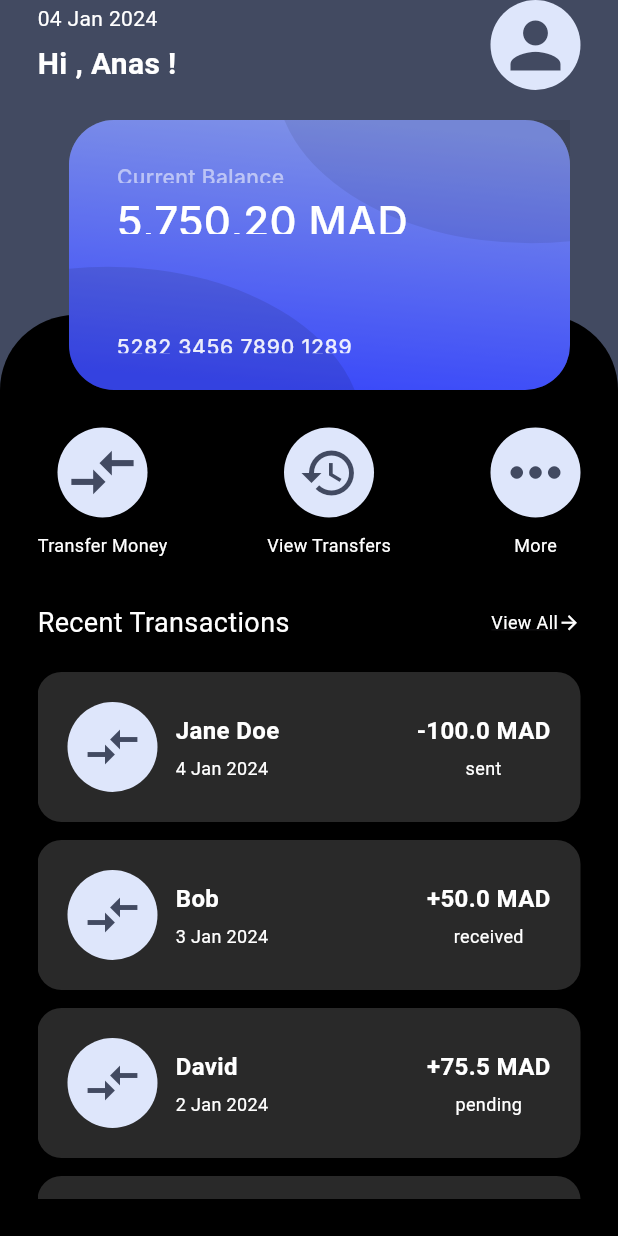
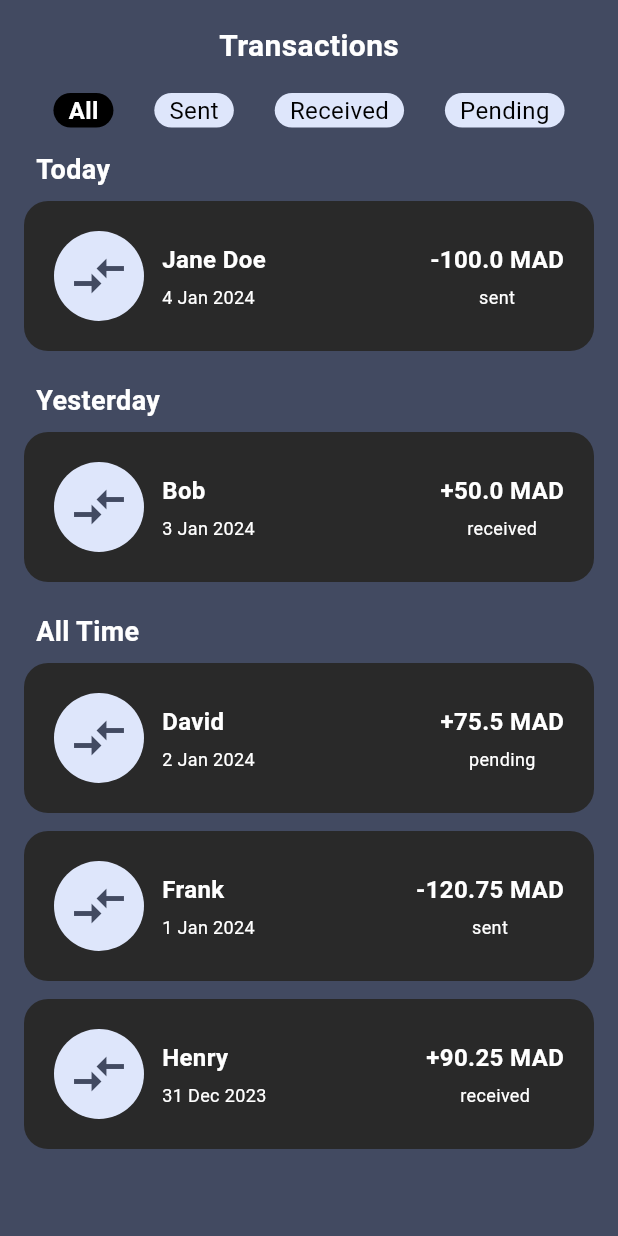
Before and after one commit to Anas-Aneddame/M-Wallet-Transfert-National, a Flutter app: the screen it shows after launch, after a tap on the "history" icon, on a phone screen of 412 x 824 dp. Run offline on Flutter 3.47's test engine with Material 3 defaults, Android fonts, the phone set to English and light mode, and no system bars; our stand-ins replace curved_navigation_bar; Roboto replaces fonts that are missing (Inter).

Commit message:
add transactions page

```diff
--- /dev/null
+++ b/m_wallet_transfertnational/lib/screens/TransactionsPage.dart
@@ -0,0 +1,224 @@
+import 'package:flutter/material.dart';
+import 'package:m_wallet_transfertnational/classes/transaction.dart';
+import 'package:m_wallet_transfertnational/widgets/transactionTile.dart';
+
+class TransactionsPage extends StatefulWidget {
+  const TransactionsPage({super.key});
+
+  @override
+  State<TransactionsPage> createState() => _TransactionsPageState();
+}
+
+class _TransactionsPageState extends State<TransactionsPage> {
+  String selectedFilter = 'All';
+  DateTime now = DateTime.now();
+
+  List<Transaction> transactions = [
+    Transaction(
+      senderName: 'John Doe',
+      receiverName: 'Jane Doe',
+      date: DateTime.now(),
+      status: 'sent',
+      amount: 100.00,
+    ),
+    Transaction(
+      senderName: 'Alice',
+      receiverName: 'Bob',
+      date: DateTime.now().subtract(Duration(days: 1)),
+      status: 'received',
+      amount: 50.00,
+    ),
+    Transaction(
+      senderName: 'Charlie',
+      receiverName: 'David',
+      date: DateTime.now().subtract(Duration(days: 2)),
+      status: 'pending',
+      amount: 75.50,
+    ),
+    Transaction(
+      senderName: 'Eve',
+      receiverName: 'Frank',
+      date: DateTime.now().subtract(Duration(days: 3)),
+      status: 'sent',
+      amount: 120.75,
+    ),
+    Transaction(
+      senderName: 'Grace',
+      receiverName: 'Henry',
+      date: DateTime.now().subtract(Duration(days: 4)),
+      status: 'received',
+      amount: 90.25,
+    ),
+  ];
+
+  List<Transaction> filterTransactions(String filter) {
+    switch (filter) {
+      case 'All':
+        return transactions;
+      case 'Sent':
+        return transactions.where((t) => t.status == 'sent').toList();
+      case 'Received':
+        return transactions.where((t) => t.status == 'received').toList();
+      case 'Pending':
+        return transactions.where((t) => t.status == 'pending').toList();
+      default:
+        return [];
+    }
+  }
+
+  List<Transaction> filterByDate(
+      List<Transaction> transactions, DateTime date) {
+    return transactions.where((t) => t.date.day == date.day).toList();
+  }
+
+  List<Transaction> groupTransactionsByDate() {
+    DateTime now = DateTime.now();
+    List<Transaction> todayTransactions = filterTransactions(selectedFilter)
+        .where((t) => t.date.day == now.day)
+        .toList();
+    List<Transaction> yesterdayTransactions = filterTransactions(selectedFilter)
+        .where((t) => t.date.day == now.subtract(Duration(days: 1)).day)
+        .toList();
+    List<Transaction> allTimeTransactions = filterTransactions(selectedFilter);
+    List<Transaction> filteredAllTime = allTimeTransactions
+        .where((t) =>
+            t.date.day != now.day &&
+            t.date.day != now.subtract(Duration(days: 1)).day)
+        .toList();
+
+    return [
+      if (selectedFilter == 'All') ...filteredAllTime,
+      if (selectedFilter == 'All' || selectedFilter == 'Received')
+        ...todayTransactions,
+      if (selectedFilter == 'All' || selectedFilter == 'Received')
+        ...yesterdayTransactions,
+    ];
+  }
+
+  @override
+  Widget build(BuildContext context) {
+    return Scaffold(
+      backgroundColor: Color(0xFF424A61),
+      body: SafeArea(
+        child: Padding(
+          padding: const EdgeInsets.all(16.0),
+          child: Column(
+            children: [
+              const Text(
+                'Transactions',
+                style: TextStyle(
+                    color: Colors.white,
+                    fontSize: 20,
+                    fontWeight: FontWeight.bold),
+              ),
+              SizedBox(
+                height: 10,
+              ),
+              Padding(
+                padding: const EdgeInsets.all(6.0),
+                child: Row(
+                  mainAxisAlignment: MainAxisAlignment.spaceAround,
+                  children: [
+                    Flexible(child: buildFilterText('All')),
+                    Flexible(child: buildFilterText('Sent')),
+                    Flexible(child: buildFilterText('Received')),
+                    Flexible(child: buildFilterText('Pending')),
+                  ],
+                ),
+              ),
+              Expanded(
+                child: ListView.builder(
+                  itemCount: groupTransactionsByDate().length + 3,
+                  itemBuilder: (context, index) {
+                    if (index == 0) {
+                      return _buildHeader('Today');
+                    } else if (index <=
+                        filterByDate(transactions, now).length) {
+                      return TransactionTile(
+                          transaction:
+                              filterByDate(transactions, now)[index - 1]);
+                    } else if (index ==
+                        filterByDate(transactions, now).length + 1) {
+                      return _buildHeader('Yesterday');
+                    } else if (index <=
+                        filterByDate(transactions,
+                                    now.subtract(Duration(days: 1)))
+                                .length +
+                            filterByDate(transactions, now).length +
+                            1) {
+                      return TransactionTile(
+                          transaction: filterByDate(transactions,
+                                  now.subtract(Duration(days: 1)))[
+                              index -
+                                  filterByDate(transactions, now).length -
+                                  2]);
+                    } else if (index ==
+                        filterByDate(transactions, now).length +
+                            2 +
+                            filterByDate(transactions,
+                                    now.subtract(Duration(days: 1)))
+                                .length) {
+                      return _buildHeader('All Time');
+                    } else {
+                      return TransactionTile(
+                          transaction: groupTransactionsByDate()[index -
+                              filterByDate(transactions, now).length -
+                              filterByDate(transactions,
+                                      now.subtract(Duration(days: 1)))
+                                  .length -
+                              3]);
+                    }
+                  },
+                ),
+              ),
+            ],
+          ),
+        ),
+      ),
+    );
+  }
+
+  Widget _buildHeader(String title) {
+    return Padding(
+      padding: const EdgeInsets.all(8.0),
+      child: Text(
+        title,
+        style: const TextStyle(
+          fontSize: 18,
+          fontWeight: FontWeight.bold,
+          color: Colors.white,
+        ),
+      ),
+    );
+  }
+
+  Widget buildFilterText(String filter) {
+    return InkWell(
+      onTap: () {
+        setState(() {
+          selectedFilter = filter;
+        });
+      },
+      child: Padding(
+        padding: const EdgeInsets.all(1.0),
+        child: Container(
+          padding: const EdgeInsets.symmetric(horizontal: 10),
+          decoration: BoxDecoration(
+            color: filter == selectedFilter ? Colors.black : Color(0xFFDEE6FB),
+            borderRadius: BorderRadius.circular(12),
+          ),
+          child: Text(
+            filter,
+            style: TextStyle(
+              fontSize: 16,
+              fontWeight: filter == selectedFilter
+                  ? FontWeight.bold
+                  : FontWeight.normal,
+              color: filter == selectedFilter ? Colors.white : Colors.black,
+            ),
+          ),
+        ),
+      ),
+    );
+  }
+}
--- a/m_wallet_transfertnational/lib/screens/home.dart
+++ b/m_wallet_transfertnational/lib/screens/home.dart
@@ -1,6 +1,7 @@
 import 'package:flutter/material.dart';
 import 'package:curved_navigation_bar/curved_navigation_bar.dart';
 import 'package:intl/intl.dart';
+import 'package:m_wallet_transfertnational/screens/TransactionsPage.dart';
 import 'package:m_wallet_transfertnational/widgets/transactionTile.dart';
 import '../classes/transaction.dart';
 import '../widgets/card.dart';
@@ -193,6 +194,13 @@ class _HomeState extends State<Home> {
                           children: [
                             GestureDetector(
                               onTap: () {
+                                Navigator.push(
+                                  context,
+                                  MaterialPageRoute(
+                                    builder: (context) =>
+                                        const TransactionsPage(),
+                                  ),
+                                );
                                 print("Container clicked!");
                               },
                               child: Container(
@@ -260,6 +268,12 @@ class _HomeState extends State<Home> {
                         ),
                         GestureDetector(
                           onTap: () {
+                            Navigator.push(
+                              context,
+                              MaterialPageRoute(
+                                builder: (context) => const TransactionsPage(),
+                              ),
+                            );
                             print("Container clicked!");
                           },
                           child: const Row(
```
